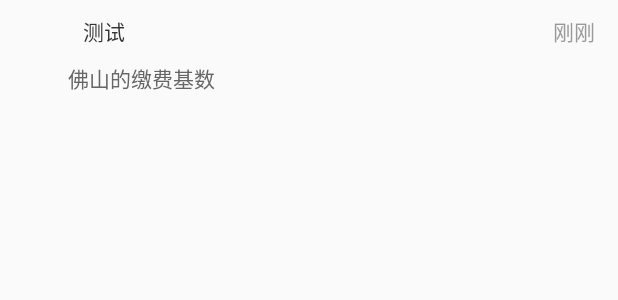
After one commit to ruichaoqun/SmackStudyApplication, an Android app: the layout item_adapter.xml on its own in the app's theme, with its tools: preview values and no code run, on a phone screen of 412 x 824 dp. The commit adds this screen. Shown: the top 300 px of the screen. Run offline under Robolectric (Android 15) with nearby library versions, the phone set to English and light mode, and no system bars.

Commit message:
阿萨德

```diff
--- a/app/src/main/java/com/smack/administrator/smackstudyapplication/MainActivity.java
+++ b/app/src/main/java/com/smack/administrator/smackstudyapplication/MainActivity.java
@@ -1,5 +1,6 @@
 package com.smack.administrator.smackstudyapplication;
 
+import android.content.Intent;
 import android.support.v7.app.AppCompatActivity;
 import android.os.Bundle;
 import android.util.Log;
@@ -82,7 +83,8 @@ public class MainActivity extends AppCompatActivity implements View.OnClickListe
                             }
                         });
                 break;
-            case R.id.et:
+            case R.id.send:
+                startActivity(new Intent(MainActivity.this,ContactListActivity.class));
                 break;
         }
     }
--- /dev/null
+++ b/app/src/main/res/layout/item_adapter.xml
@@ -0,0 +1,47 @@
+<?xml version="1.0" encoding="utf-8"?>
+<android.support.constraint.ConstraintLayout
+    xmlns:android="http://schemas.android.com/apk/res/android" android:layout_width="match_parent"
+    xmlns:app="http://schemas.android.com/apk/res-auto"
+    xmlns:tools="http://schemas.android.com/tools"
+    android:layout_height="70dp"
+    android:id="@+id/cl_parent"
+    android:background="?attr/selectableItemBackground">
+    <ImageView
+        android:layout_width="45dp"
+        android:layout_height="45dp"
+        app:layout_constraintTop_toTopOf="parent"
+        app:layout_constraintBottom_toBottomOf="parent"
+        android:id="@+id/iv_avatar"
+        android:layout_marginLeft="15dp"/>
+    <TextView
+        android:layout_width="wrap_content"
+        android:layout_height="wrap_content"
+        android:textSize="14sp"
+        android:textColor="#333"
+        android:id="@+id/tv_nickname"
+        app:layout_constraintLeft_toRightOf="@+id/iv_avatar"
+        app:layout_constraintTop_toTopOf="parent"
+        android:layout_marginTop="10dp"
+        android:layout_marginLeft="10dp"
+        tools:text="测试"/>
+    <TextView
+        android:layout_width="wrap_content"
+        android:layout_height="wrap_content"
+        android:textColor="#666"
+        tools:text="佛山的缴费基数"
+        android:id="@+id/tv_content"
+        app:layout_constraintLeft_toRightOf="@+id/iv_avatar"
+        app:layout_constraintTop_toBottomOf="@+id/tv_nickname"
+        android:layout_marginTop="10dp"/>
+    <TextView
+        android:layout_width="wrap_content"
+        android:layout_height="wrap_content"
+        android:textColor="#999"
+        app:layout_constraintRight_toRightOf="parent"
+        android:text="刚刚"
+        android:id="@+id/tv_time"
+        app:layout_constraintTop_toTopOf="parent"
+        android:layout_marginRight="15dp"
+        android:layout_marginTop="10dp"
+        android:textSize="14sp"/>
+</android.support.constraint.ConstraintLayout>
```
Also changed, not shown: app/src/main/java/com/smack/administrator/smackstudyapplication/ContactListActivity.java (+35 -4 lines), app/src/main/java/com/smack/administrator/smackstudyapplication/XmppConnection.java (+37 -18 lines).
